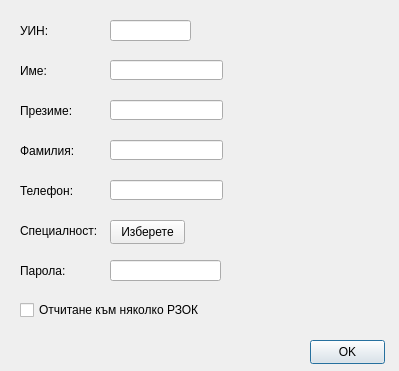
Qt form src/View/Widgets/DoctorSettingsDialog.ui (thefinalcutbg/DinoDent) before a commit.
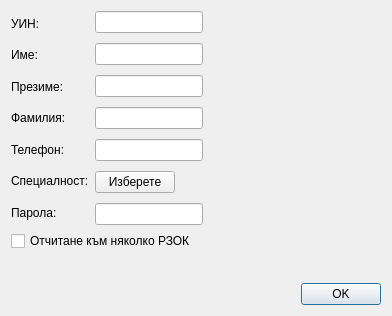
The same form after that commit. Custom widgets are drawn as their Qt base class.

Patch:
```diff
--- a/src/View/Widgets/DoctorSettingsDialog.ui
+++ b/src/View/Widgets/DoctorSettingsDialog.ui
@@ -6,12 +6,12 @@
    <rect>
     <x>0</x>
     <y>0</y>
-    <width>399</width>
-    <height>371</height>
+    <width>392</width>
+    <height>316</height>
    </rect>
   </property>
   <property name="sizePolicy">
-   <sizepolicy hsizetype="Fixed" vsizetype="Fixed">
+   <sizepolicy hsizetype="Preferred" vsizetype="Preferred">
     <horstretch>0</horstretch>
     <verstretch>0</verstretch>
    </sizepolicy>
@@ -19,249 +19,336 @@
   <property name="windowTitle">
    <string>DoctorSettingsDialog</string>
   </property>
-  <widget class="LineEdit" name="lpkEdit">
-   <property name="geometry">
-    <rect>
-     <x>110</x>
-     <y>20</y>
-     <width>81</width>
-     <height>21</height>
-    </rect>
-   </property>
-   <property name="maxLength">
-    <number>9</number>
-   </property>
-  </widget>
-  <widget class="QLabel" name="label">
-   <property name="geometry">
-    <rect>
-     <x>20</x>
-     <y>20</y>
-     <width>49</width>
-     <height>21</height>
-    </rect>
-   </property>
-   <property name="text">
-    <string>УИН:</string>
-   </property>
-  </widget>
-  <widget class="QLabel" name="label_2">
-   <property name="geometry">
-    <rect>
-     <x>20</x>
-     <y>60</y>
-     <width>49</width>
-     <height>21</height>
-    </rect>
-   </property>
-   <property name="text">
-    <string>Име:</string>
-   </property>
-  </widget>
-  <widget class="QLabel" name="label_3">
-   <property name="geometry">
-    <rect>
-     <x>20</x>
-     <y>140</y>
-     <width>71</width>
-     <height>21</height>
-    </rect>
-   </property>
-   <property name="text">
-    <string>Фамилия:</string>
-   </property>
-  </widget>
-  <widget class="QPushButton" name="okButton">
-   <property name="geometry">
-    <rect>
-     <x>310</x>
-     <y>340</y>
-     <width>75</width>
-     <height>24</height>
-    </rect>
-   </property>
-   <property name="text">
-    <string>OK</string>
-   </property>
-   <property name="default">
-    <bool>true</bool>
-   </property>
-  </widget>
-  <widget class="QLabel" name="label_7">
-   <property name="geometry">
-    <rect>
-     <x>20</x>
-     <y>260</y>
-     <width>51</width>
-     <height>21</height>
-    </rect>
-   </property>
-   <property name="text">
-    <string>Парола:</string>
-   </property>
-  </widget>
-  <widget class="LineEdit" name="passEdit">
-   <property name="geometry">
-    <rect>
-     <x>110</x>
-     <y>260</y>
-     <width>111</width>
-     <height>21</height>
-    </rect>
-   </property>
-   <property name="maxLength">
-    <number>10</number>
-   </property>
-   <property name="echoMode">
-    <enum>QLineEdit::Normal</enum>
-   </property>
-  </widget>
-  <widget class="NameEdit" name="fNameEdit">
-   <property name="geometry">
-    <rect>
-     <x>110</x>
-     <y>60</y>
-     <width>113</width>
-     <height>20</height>
-    </rect>
-   </property>
-   <property name="maxLength">
-    <number>50</number>
-   </property>
-  </widget>
-  <widget class="NameEdit" name="lNameEdit">
-   <property name="geometry">
-    <rect>
-     <x>110</x>
-     <y>140</y>
-     <width>113</width>
-     <height>20</height>
-    </rect>
-   </property>
-   <property name="maxLength">
-    <number>50</number>
-   </property>
-  </widget>
-  <widget class="QLabel" name="iconLabel">
-   <property name="geometry">
-    <rect>
-     <x>310</x>
-     <y>20</y>
-     <width>61</width>
-     <height>51</height>
-    </rect>
-   </property>
-   <property name="text">
-    <string/>
-   </property>
-  </widget>
-  <widget class="QLabel" name="errorLabel">
-   <property name="geometry">
-    <rect>
-     <x>20</x>
-     <y>340</y>
-     <width>261</width>
-     <height>21</height>
-    </rect>
-   </property>
-   <property name="styleSheet">
-    <string notr="true">color : red;</string>
-   </property>
-   <property name="text">
-    <string/>
-   </property>
-  </widget>
-  <widget class="NameEdit" name="mNameEdit">
-   <property name="geometry">
-    <rect>
-     <x>110</x>
-     <y>100</y>
-     <width>113</width>
-     <height>20</height>
-    </rect>
-   </property>
-   <property name="maxLength">
-    <number>50</number>
-   </property>
-  </widget>
-  <widget class="QLabel" name="label_6">
-   <property name="geometry">
-    <rect>
-     <x>20</x>
-     <y>100</y>
-     <width>71</width>
-     <height>21</height>
-    </rect>
-   </property>
-   <property name="text">
-    <string>Презиме:</string>
-   </property>
-  </widget>
-  <widget class="QCheckBox" name="severalRHIFcheck">
-   <property name="geometry">
-    <rect>
-     <x>20</x>
-     <y>300</y>
-     <width>191</width>
-     <height>20</height>
-    </rect>
-   </property>
-   <property name="text">
-    <string>Отчитане към няколко РЗОК</string>
-   </property>
-  </widget>
-  <widget class="LineEdit" name="phoneEdit">
-   <property name="geometry">
-    <rect>
-     <x>110</x>
-     <y>180</y>
-     <width>113</width>
-     <height>20</height>
-    </rect>
-   </property>
-   <property name="maxLength">
-    <number>50</number>
-   </property>
-  </widget>
-  <widget class="QLabel" name="label_8">
-   <property name="geometry">
-    <rect>
-     <x>20</x>
-     <y>180</y>
-     <width>71</width>
-     <height>21</height>
-    </rect>
-   </property>
-   <property name="text">
-    <string>Телефон:</string>
-   </property>
-  </widget>
-  <widget class="QLabel" name="label_9">
-   <property name="geometry">
-    <rect>
-     <x>20</x>
-     <y>220</y>
-     <width>91</width>
-     <height>21</height>
-    </rect>
-   </property>
-   <property name="text">
-    <string>Специалност:</string>
-   </property>
-  </widget>
-  <widget class="QPushButton" name="specialtyButton">
-   <property name="geometry">
-    <rect>
-     <x>110</x>
-     <y>220</y>
-     <width>75</width>
-     <height>24</height>
-    </rect>
-   </property>
-   <property name="text">
-    <string>Изберете</string>
-   </property>
-  </widget>
+  <layout class="QVBoxLayout" name="verticalLayout_3">
+   <item>
+    <layout class="QHBoxLayout" name="horizontalLayout_9">
+     <item>
+      <layout class="QVBoxLayout" name="verticalLayout">
+       <item>
+        <widget class="QLabel" name="label">
+         <property name="text">
+          <string>УИН:</string>
+         </property>
+        </widget>
+       </item>
+       <item>
+        <widget class="QLabel" name="label_2">
+         <property name="text">
+          <string>Име:</string>
+         </property>
+        </widget>
+       </item>
+       <item>
+        <widget class="QLabel" name="label_6">
+         <property name="text">
+          <string>Презиме:</string>
+         </property>
+        </widget>
+       </item>
+       <item>
+        <widget class="QLabel" name="label_3">
+         <property name="text">
+          <string>Фамилия:</string>
+         </property>
+        </widget>
+       </item>
+       <item>
+        <widget class="QLabel" name="label_8">
+         <property name="text">
+          <string>Телефон:</string>
+         </property>
+        </widget>
+       </item>
+       <item>
+        <widget class="QLabel" name="label_9">
+         <property name="text">
+          <string>Специалност:</string>
+         </property>
+        </widget>
+       </item>
+       <item>
+        <widget class="QLabel" name="label_7">
+         <property name="text">
+          <string>Парола:</string>
+         </property>
+        </widget>
+       </item>
+      </layout>
+     </item>
+     <item>
+      <layout class="QVBoxLayout" name="verticalLayout_2">
+       <property name="spacing">
+        <number>10</number>
+       </property>
+       <item>
+        <layout class="QHBoxLayout" name="horizontalLayout_8">
+         <item>
+          <widget class="LineEdit" name="lpkEdit">
+           <property name="sizePolicy">
+            <sizepolicy hsizetype="Preferred" vsizetype="Fixed">
+             <horstretch>0</horstretch>
+             <verstretch>0</verstretch>
+            </sizepolicy>
+           </property>
+           <property name="maxLength">
+            <number>9</number>
+           </property>
+          </widget>
+         </item>
+         <item>
+          <spacer name="horizontalSpacer_2">
+           <property name="orientation">
+            <enum>Qt::Horizontal</enum>
+           </property>
+           <property name="sizeHint" stdset="0">
+            <size>
+             <width>40</width>
+             <height>20</height>
+            </size>
+           </property>
+          </spacer>
+         </item>
+        </layout>
+       </item>
+       <item>
+        <layout class="QHBoxLayout" name="horizontalLayout_7">
+         <item>
+          <widget class="NameEdit" name="fNameEdit">
+           <property name="sizePolicy">
+            <sizepolicy hsizetype="Preferred" vsizetype="Preferred">
+             <horstretch>0</horstretch>
+             <verstretch>0</verstretch>
+            </sizepolicy>
+           </property>
+           <property name="maxLength">
+            <number>50</number>
+           </property>
+          </widget>
+         </item>
+         <item>
+          <spacer name="horizontalSpacer_3">
+           <property name="orientation">
+            <enum>Qt::Horizontal</enum>
+           </property>
+           <property name="sizeHint" stdset="0">
+            <size>
+             <width>40</width>
+             <height>20</height>
+            </size>
+           </property>
+          </spacer>
+         </item>
+        </layout>
+       </item>
+       <item>
+        <layout class="QHBoxLayout" name="horizontalLayout_6">
+         <item>
+          <widget class="NameEdit" name="mNameEdit">
+           <property name="sizePolicy">
+            <sizepolicy hsizetype="Preferred" vsizetype="Preferred">
+             <horstretch>0</horstretch>
+             <verstretch>0</verstretch>
+            </sizepolicy>
+           </property>
+           <property name="maxLength">
+            <number>50</number>
+           </property>
+          </widget>
+         </item>
+         <item>
+          <spacer name="horizontalSpacer_4">
+           <property name="orientation">
+            <enum>Qt::Horizontal</enum>
+           </property>
+           <property name="sizeHint" stdset="0">
+            <size>
+             <width>40</width>
+             <height>20</height>
+            </size>
+           </property>
+          </spacer>
+         </item>
+        </layout>
+       </item>
+       <item>
+        <layout class="QHBoxLayout" name="horizontalLayout_5">
+         <item>
+          <widget class="NameEdit" name="lNameEdit">
+           <property name="sizePolicy">
+            <sizepolicy hsizetype="Preferred" vsizetype="Preferred">
+             <horstretch>0</horstretch>
+             <verstretch>0</verstretch>
+            </sizepolicy>
+           </property>
+           <property name="maxLength">
+            <number>50</number>
+           </property>
+          </widget>
+         </item>
+         <item>
+          <spacer name="horizontalSpacer_5">
+           <property name="orientation">
+            <enum>Qt::Horizontal</enum>
+           </property>
+           <property name="sizeHint" stdset="0">
+            <size>
+             <width>40</width>
+             <height>20</height>
+            </size>
+           </property>
+          </spacer>
+         </item>
+        </layout>
+       </item>
+       <item>
+        <layout class="QHBoxLayout" name="horizontalLayout_4">
+         <item>
+          <widget class="LineEdit" name="phoneEdit">
+           <property name="sizePolicy">
+            <sizepolicy hsizetype="Preferred" vsizetype="Preferred">
+             <horstretch>0</horstretch>
+             <verstretch>0</verstretch>
+            </sizepolicy>
+           </property>
+           <property name="maxLength">
+            <number>50</number>
+           </property>
+          </widget>
+         </item>
+         <item>
+          <spacer name="horizontalSpacer_6">
+           <property name="orientation">
+            <enum>Qt::Horizontal</enum>
+           </property>
+           <property name="sizeHint" stdset="0">
+            <size>
+             <width>40</width>
+             <height>20</height>
+            </size>
+           </property>
+          </spacer>
+         </item>
+        </layout>
+       </item>
+       <item>
+        <layout class="QHBoxLayout" name="horizontalLayout_3">
+         <item>
+          <widget class="QPushButton" name="specialtyButton">
+           <property name="text">
+            <string>Изберете</string>
+           </property>
+          </widget>
+         </item>
+         <item>
+          <spacer name="horizontalSpacer_7">
+           <property name="orientation">
+            <enum>Qt::Horizontal</enum>
+           </property>
+           <property name="sizeHint" stdset="0">
+            <size>
+             <width>40</width>
+             <height>20</height>
+            </size>
+           </property>
+          </spacer>
+         </item>
+        </layout>
+       </item>
+       <item>
+        <layout class="QHBoxLayout" name="horizontalLayout_2">
+         <item>
+          <widget class="LineEdit" name="passEdit">
+           <property name="sizePolicy">
+            <sizepolicy hsizetype="Preferred" vsizetype="Preferred">
+             <horstretch>0</horstretch>
+             <verstretch>0</verstretch>
+            </sizepolicy>
+           </property>
+           <property name="maxLength">
+            <number>10</number>
+           </property>
+           <property name="echoMode">
+            <enum>QLineEdit::Normal</enum>
+           </property>
+          </widget>
+         </item>
+         <item>
+          <spacer name="horizontalSpacer_8">
+           <property name="orientation">
+            <enum>Qt::Horizontal</enum>
+           </property>
+           <property name="sizeHint" stdset="0">
+            <size>
+             <width>40</width>
+             <height>20</height>
+            </size>
+           </property>
+          </spacer>
+         </item>
+        </layout>
+       </item>
+      </layout>
+     </item>
+    </layout>
+   </item>
+   <item>
+    <widget class="QCheckBox" name="severalRHIFcheck">
+     <property name="text">
+      <string>Отчитане към няколко РЗОК</string>
+     </property>
+    </widget>
+   </item>
+   <item>
+    <spacer name="verticalSpacer">
+     <property name="orientation">
+      <enum>Qt::Vertical</enum>
+     </property>
+     <property name="sizeHint" stdset="0">
+      <size>
+       <width>20</width>
+       <height>40</height>
+      </size>
+     </property>
+    </spacer>
+   </item>
+   <item>
+    <layout class="QHBoxLayout" name="horizontalLayout">
+     <item>
+      <widget class="QLabel" name="errorLabel">
+       <property name="styleSheet">
+        <string notr="true">color : red;</string>
+       </property>
+       <property name="text">
+        <string/>
+       </property>
+      </widget>
+     </item>
+     <item>
+      <spacer name="horizontalSpacer">
+       <property name="orientation">
+        <enum>Qt::Horizontal</enum>
+       </property>
+       <property name="sizeHint" stdset="0">
+        <size>
+         <width>40</width>
+         <height>20</height>
+        </size>
+       </property>
+      </spacer>
+     </item>
+     <item>
+      <widget class="QPushButton" name="okButton">
+       <property name="text">
+        <string>OK</string>
+       </property>
+       <property name="default">
+        <bool>true</bool>
+       </property>
+      </widget>
+     </item>
+    </layout>
+   </item>
+  </layout>
  </widget>
  <layoutdefault spacing="6" margin="11"/>
  <customwidgets>
```
